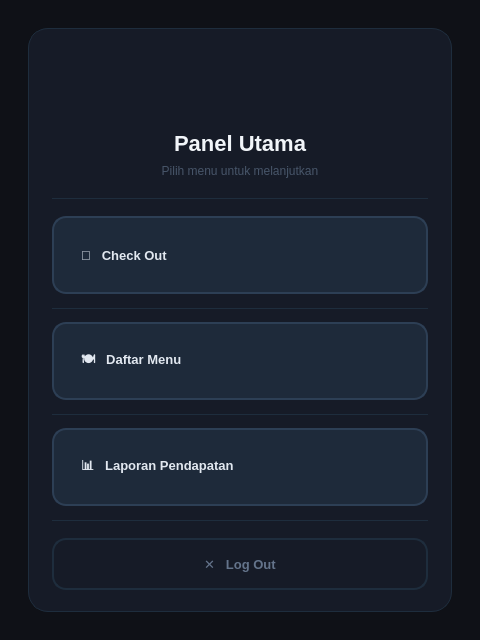
The window that Pilihan.ui (andriefendy26/Desktop-Based-Cashier-Application) describes before a commit, drawn with Qt 5.
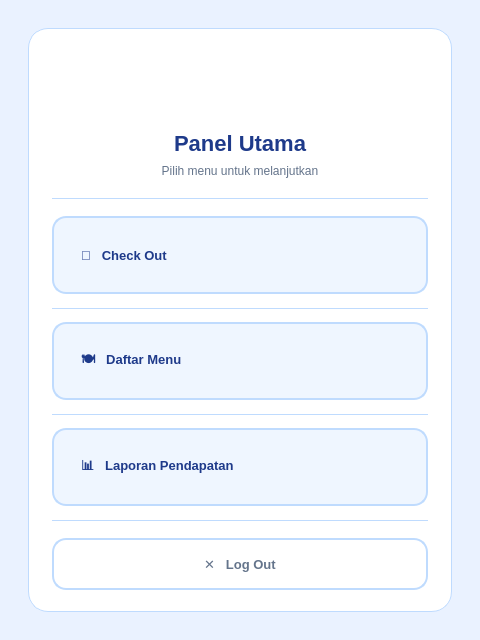
The same window after the commit. Icons and pictures are not drawn.

Patch:
```diff
--- a/Pilihan.ui
+++ b/Pilihan.ui
@@ -16,23 +16,23 @@
   <property name="styleSheet">
    <string notr="true">
 QDialog {
-    background-color: #0f1117;
+    background-color: #eaf2ff;
 }
 
 QWidget#widget {
-    background-color: #0f1117;
+    background-color: #eaf2ff;
 }
 
 /* ── Card ── */
 QFrame#card {
-    background-color: #161b27;
-    border: 1px solid #1e2d3d;
+    background-color: #ffffff;
+    border: 1px solid #bfdbfe;
     border-radius: 20px;
 }
 
 /* ── Title ── */
 QLabel#label_title {
-    color: #f1f5f9;
+    color: #1e3a8a;
     font-family: "Segoe UI";
     font-size: 22px;
     font-weight: 700;
@@ -40,7 +40,7 @@
 }
 
 QLabel#label_sub {
-    color: #475569;
+    color: #64748b;
     font-family: "Segoe UI";
     font-size: 12px;
     background: transparent;
@@ -52,17 +52,17 @@
 }
 
 /* ── Divider ── */
-QFrame#divider, QFrame#divider2, QFrame#divider3 {
-    background-color: #1e2d3d;
+QFrame#divider, QFrame#divider2, QFrame#divider3, QFrame#divider4 {
+    background-color: #bfdbfe;
     border: none;
     max-height: 1px;
 }
 
 /* ── Checkout Button ── */
 QPushButton#Checkout {
-    background-color: #1e2a3a;
-    color: #e2e8f0;
-    border: 1.5px solid #2d3f55;
+    background-color: #eff6ff;
+    color: #1e3a8a;
+    border: 1.5px solid #bfdbfe;
     border-radius: 14px;
     font-family: "Segoe UI";
     font-size: 13px;
@@ -81,9 +81,9 @@
 
 /* ── Menu Button ── */
 QPushButton#Menu {
-    background-color: #1e2a3a;
-    color: #e2e8f0;
-    border: 1.5px solid #2d3f55;
+    background-color: #eff6ff;
+    color: #1e3a8a;
+    border: 1.5px solid #bfdbfe;
     border-radius: 14px;
     font-family: "Segoe UI";
     font-size: 13px;
@@ -102,9 +102,9 @@
 
 /* ── Laporan Button ── */
 QPushButton#Lprn {
-    background-color: #1e2a3a;
-    color: #e2e8f0;
-    border: 1.5px solid #2d3f55;
+    background-color: #eff6ff;
+    color: #1e3a8a;
+    border: 1.5px solid #bfdbfe;
     border-radius: 14px;
     font-family: "Segoe UI";
     font-size: 13px;
@@ -125,7 +125,7 @@
 QPushButton#logout {
     background-color: transparent;
     color: #64748b;
-    border: 1.5px solid #1e2d3d;
+    border: 1.5px solid #bfdbfe;
     border-radius: 14px;
     font-family: "Segoe UI";
     font-size: 13px;
@@ -199,7 +199,6 @@
      <property name="geometry"><rect><x>24</x><y>280</y><width>376</width><height>2</height></rect></property>
      <property name="frameShape"><enum>QFrame::HLine</enum></property>
      <property name="frameShadow"><enum>QFrame::Plain</enum></property>
-     <property name="styleSheet"><string notr="true">background-color: #1e2d3d; border: none; max-height: 1px;</string></property>
     </widget>
 
     <!-- Button: Daftar Menu -->
@@ -214,7 +213,6 @@
      <property name="geometry"><rect><x>24</x><y>386</y><width>376</width><height>2</height></rect></property>
      <property name="frameShape"><enum>QFrame::HLine</enum></property>
      <property name="frameShadow"><enum>QFrame::Plain</enum></property>
-     <property name="styleSheet"><string notr="true">background-color: #1e2d3d; border: none; max-height: 1px;</string></property>
     </widget>
 
     <!-- Button: Laporan Pendapatan -->
@@ -229,7 +227,6 @@
      <property name="geometry"><rect><x>24</x><y>492</y><width>376</width><height>2</height></rect></property>
      <property name="frameShape"><enum>QFrame::HLine</enum></property>
      <property name="frameShadow"><enum>QFrame::Plain</enum></property>
-     <property name="styleSheet"><string notr="true">background-color: #1e2d3d; border: none; max-height: 1px;</string></property>
     </widget>
 
     <!-- Button: Logout -->
```
Left out of the diff: 28 changed lines with no effect on the pictures. Lines whose indentation alone changed are shown as unchanged.
